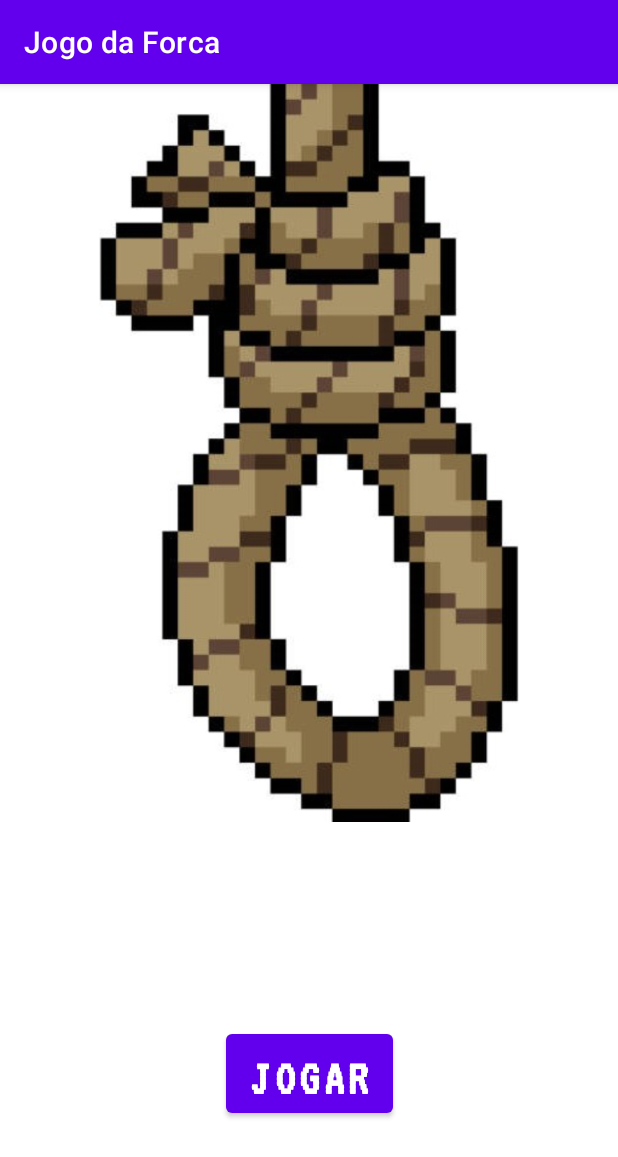
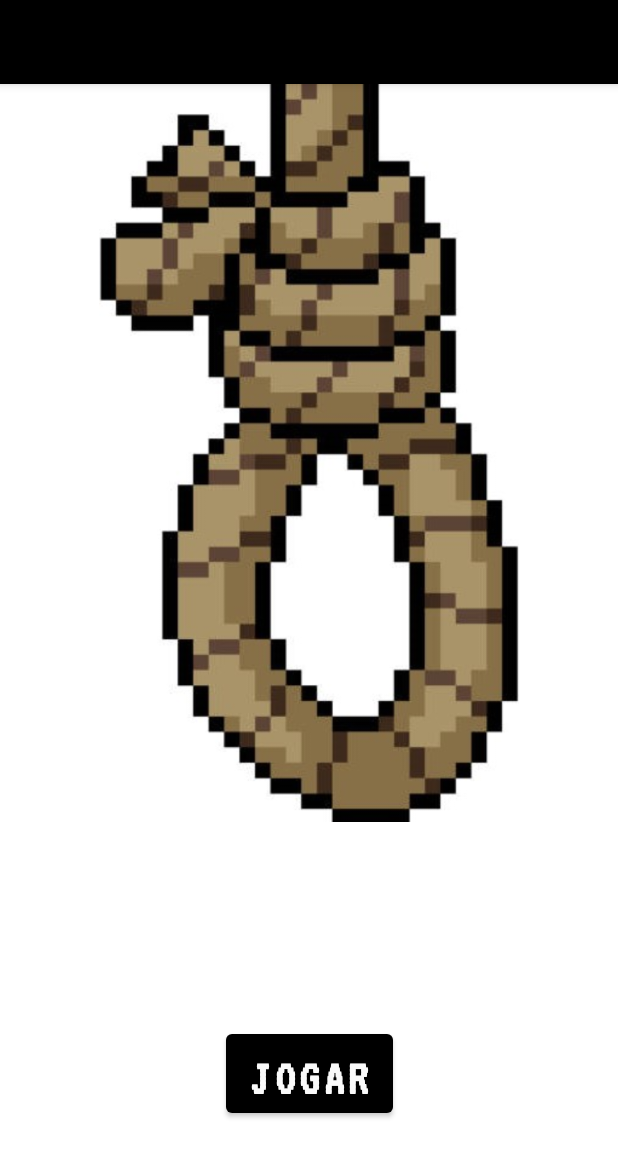
Before and after one commit to lAlissial/JogoForca05Kotlin, an Android app: the screen it shows after launch (HomeInitialActivity), on a phone screen of 412 x 824 dp. Shown: the top 1157 px of the screen. Run offline under Robolectric (Android 15) with nearby library versions, the phone set to English and light mode, and no system bars.

Commit message:
fix: cores, nome, fonte

```diff
--- a/app/src/main/res/layout/activity_home_initial2.xml
+++ b/app/src/main/res/layout/activity_home_initial2.xml
@@ -25,6 +25,7 @@
         android:layout_height="wrap_content"
         android:fontFamily="@font/vt323"
         android:text="JOGAR"
+        android:textColor="#FAFAFA"
         android:textSize="34sp"
         android:textStyle="bold"
         app:layout_constraintBottom_toBottomOf="parent"
@@ -34,4 +35,5 @@
         app:layout_constraintVertical_bias="0.892" />
 
 
+
 </androidx.constraintlayout.widget.ConstraintLayout>
--- a/app/src/main/res/layout/activity_main.xml
+++ b/app/src/main/res/layout/activity_main.xml
@@ -50,6 +50,7 @@
         android:layout_width="86dp"
         android:layout_height="39dp"
         android:layout_marginStart="12dp"
+        android:fontFamily="@font/vt323"
         android:text="Jogar"
         app:layout_constraintBottom_toBottomOf="parent"
         app:layout_constraintEnd_toEndOf="parent"
--- a/app/src/main/res/values/strings.xml
+++ b/app/src/main/res/values/strings.xml
@@ -1,3 +1,3 @@
 <resources>
-    <string name="app_name">Jogo da Forca</string>
+    <string name="app_name">                      </string>
 </resources>
--- a/app/src/main/res/values/themes.xml
+++ b/app/src/main/res/values/themes.xml
@@ -2,7 +2,7 @@
     <!-- Base application theme. -->
     <style name="Theme.JogoForca05Kotlin" parent="Theme.MaterialComponents.DayNight.DarkActionBar">
         <!-- Primary brand color. -->
-        <item name="colorPrimary">@color/purple_500</item>
+        <item name="colorPrimary">@color/black</item>
         <item name="colorPrimaryVariant">@color/purple_700</item>
         <item name="colorOnPrimary">@color/white</item>
         <!-- Secondary brand color. -->
```
